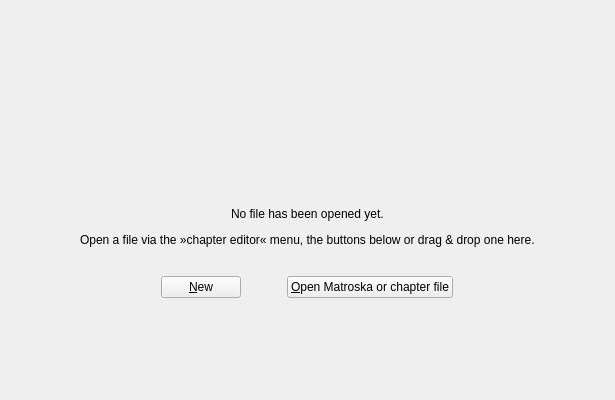
Above: src/mkvtoolnix-gui/forms/chapter_editor/tool.ui from jpsdr/MKVToolnix-Windows-7 before the change; both pictures show x 148 to 763 and y 0 to 400 of the 910 by 491 pixel window. Below: the same form after it.
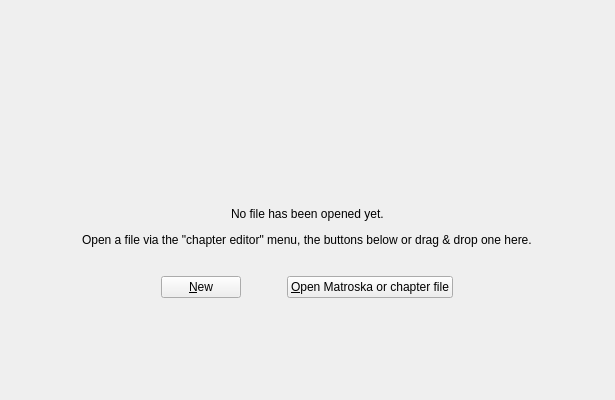
That is the form after the change. The open tabs and pages were chosen to show the change. Icons and pictures are not drawn.

```diff
--- a/src/mkvtoolnix-gui/forms/chapter_editor/tool.ui
+++ b/src/mkvtoolnix-gui/forms/chapter_editor/tool.ui
@@ -110,7 +110,7 @@
             <item>
              <widget class="QLabel" name="howToOpenLabel">
               <property name="text">
-               <string>Open a file via the »chapter editor« menu, the buttons below or drag &amp; drop one here.</string>
+               <string>Open a file via the "chapter editor" menu, the buttons below or drag &amp; drop one here.</string>
               </property>
              </widget>
             </item>
```
